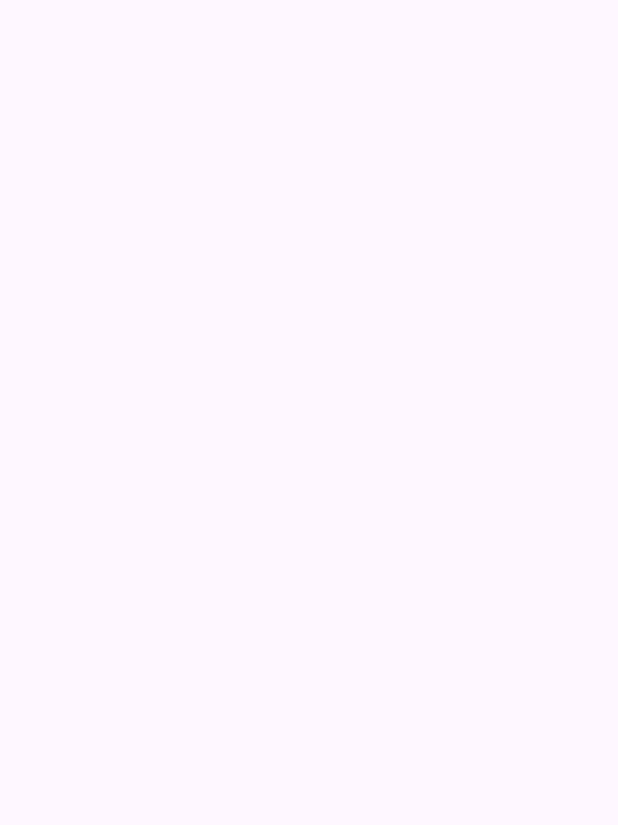
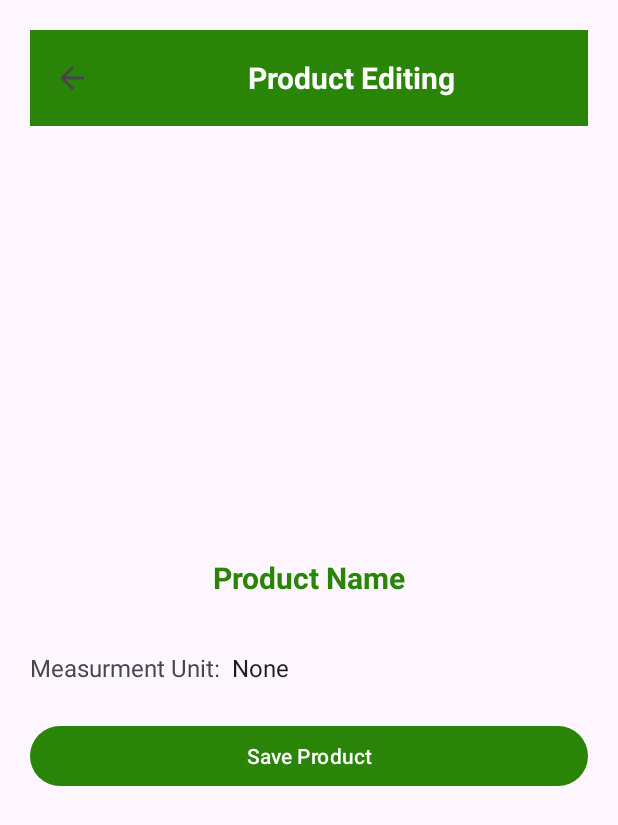
Before and after one commit to tharun13976/StockManagement, an Android app: the ProductEdit screen opened directly, with no data from a screen before it, on a phone screen of 412 x 824 dp. Before the commit the part shown is empty. Shown: the top 825 px of the screen. Run offline under Robolectric (Android 15) with nearby library versions, the phone set to English and light mode, and no system bars; our stand-ins replace Room's generated code.

Commit message:
Second step

```diff
--- a/app/src/main/AndroidManifest.xml
+++ b/app/src/main/AndroidManifest.xml
@@ -12,6 +12,9 @@
         android:supportsRtl="true"
         android:theme="@style/Theme.StockManagement"
         tools:targetApi="31">
+        <activity
+            android:name=".products.ProductView"
+            android:exported="false" />
         <activity
             android:name=".products.ProductEdit"
             android:exported="false" />
--- a/app/src/main/java/com/example/stockmanagement/ManagementDao.kt
+++ b/app/src/main/java/com/example/stockmanagement/ManagementDao.kt
@@ -64,6 +64,10 @@ interface ManagementDao {
     @Query("SELECT productname FROM Product")
     suspend fun getProductNames():List<String>
 
+    // Get product of given ID
+    @Query("SELECT * FROM Product WHERE pid = :id")
+    suspend fun getProductById(id: Int): Product?
+
     // Purchase-related
     // Get all purchases with their sales
     @Transaction
--- a/app/src/main/java/com/example/stockmanagement/customers/CustomerEdit.kt
+++ b/app/src/main/java/com/example/stockmanagement/customers/CustomerEdit.kt
@@ -5,7 +5,6 @@ import android.util.Log
 import android.view.MenuItem
 import android.widget.Button
 import android.widget.EditText
-import android.widget.TextView
 import android.widget.Toast
 import androidx.activity.enableEdgeToEdge
 import androidx.appcompat.app.AppCompatActivity
@@ -18,10 +17,6 @@ import com.example.stockmanagement.ManagementDatabase
 import com.example.stockmanagement.R
 import com.example.stockmanagement.entites.Customer
 import kotlinx.coroutines.launch
-import java.text.NumberFormat
-import java.text.SimpleDateFormat
-import java.util.Date
-import java.util.Locale
 
 class CustomerEdit : AppCompatActivity() {
     private var customer: Customer? = null
--- a/app/src/main/java/com/example/stockmanagement/customers/CustomerView.kt
+++ b/app/src/main/java/com/example/stockmanagement/customers/CustomerView.kt
@@ -1,6 +1,5 @@
 package com.example.stockmanagement.customers
 
-import android.annotation.SuppressLint
 import android.content.Intent
 import android.os.Bundle
 import android.view.MenuItem
@@ -41,7 +40,7 @@ class CustomerView : AppCompatActivity() {
         val customerId = intent.getIntExtra("CUSTOMER_ID", -1)
 
         lifecycleScope.launch {
-            customer = dao.getCustomerById(id = customerId)
+            customer = dao.getCustomerById(customerId)
             val balance= NumberFormat.getNumberInstance(Locale("en", "IN")).format(customer?.amountbalance)
             customer?.let {
                 findViewById<TextView>(R.id.TV_CustomerID).text = it.cid.toString()
--- a/app/src/main/java/com/example/stockmanagement/entites/Product.kt
+++ b/app/src/main/java/com/example/stockmanagement/entites/Product.kt
@@ -9,7 +9,7 @@ data class Product(
     @PrimaryKey(autoGenerate = true)
     val pid:Int?=null,
     var productname:String,
-    val mesurment:String,
+    var measurement:String,
     val productcreateddate:Date,
     var LatestpriceofoneUnit:Int,
     var currentstockcount:Int
--- a/app/src/main/java/com/example/stockmanagement/products/ProductCreate.kt
+++ b/app/src/main/java/com/example/stockmanagement/products/ProductCreate.kt
@@ -86,7 +86,7 @@ class ProductCreate : AppCompatActivity() {
                 val product = Product(
                     pid = null,
                     productname = name.text.toString(),
-                    mesurment = measurementtype.selectedItem.toString(),
+                    measurement = measurementtype.selectedItem.toString(),
                     productcreateddate = Date(dateFormat.parse(startdate.text.toString())!!.time),
                     LatestpriceofoneUnit = 0,
                     currentstockcount = 0
--- a/app/src/main/java/com/example/stockmanagement/products/ProductEdit.kt
+++ b/app/src/main/java/com/example/stockmanagement/products/ProductEdit.kt
@@ -1,13 +1,28 @@
 package com.example.stockmanagement.products
 
 import android.os.Bundle
+import android.util.Log
+import android.view.MenuItem
+import android.view.View
+import android.widget.AdapterView
+import android.widget.ArrayAdapter
+import android.widget.Button
+import android.widget.Spinner
+import android.widget.Toast
 import androidx.activity.enableEdgeToEdge
 import androidx.appcompat.app.AppCompatActivity
+import androidx.appcompat.widget.Toolbar
 import androidx.core.view.ViewCompat
 import androidx.core.view.WindowInsetsCompat
+import androidx.lifecycle.lifecycleScope
+import com.example.stockmanagement.ManagementDatabase
 import com.example.stockmanagement.R
+import com.example.stockmanagement.entites.Product
+import kotlinx.coroutines.launch
+
 
 class ProductEdit : AppCompatActivity() {
+    private var product: Product? = null
     override fun onCreate(savedInstanceState: Bundle?) {
         super.onCreate(savedInstanceState)
         enableEdgeToEdge()
@@ -17,5 +32,74 @@ class ProductEdit : AppCompatActivity() {
             v.setPadding(systemBars.left, systemBars.top, systemBars.right, systemBars.bottom)
             insets
         }
+        val toolbar = findViewById<Toolbar>(R.id.toolbar)
+        setSupportActionBar(toolbar)
+        supportActionBar?.setDisplayHomeAsUpEnabled(true)
+
+        val dao = ManagementDatabase.Companion.getInstance(this).managementDao
+        val productId = intent.getIntExtra("PRODUCT_ID", -1)
+
+        var measurementtype=findViewById<Spinner>(R.id.Spi_ProductMeasurement)
+        lifecycleScope.launch {
+            product = dao.getProductById(id = productId)
+            product?.let { product ->
+                val measurementValue = product.measurement
+
+                val adapter = measurementtype.adapter
+                for (i in 0 until adapter.count) {
+                    if (adapter.getItem(i).toString().equals(measurementValue, ignoreCase = true)) {
+                        measurementtype.setSelection(i)
+                        break
+                    }
+                }
+            } ?: run {
+                Toast.makeText(this@ProductEdit, "Product Not Found", Toast.LENGTH_LONG).show()
+            }
+        }
+
+        val measurementunits = listOf("None","Kg", "Liter", "Bag")
+        val adapter = ArrayAdapter(this,android.R.layout.simple_spinner_item, measurementunits)
+        adapter.setDropDownViewResource(android.R.layout.simple_spinner_dropdown_item)
+        measurementtype.adapter = adapter
+
+        measurementtype.onItemSelectedListener = object : AdapterView.OnItemSelectedListener {
+            override fun onItemSelected(
+                parent: AdapterView<*>,
+                p1: View,
+                position: Int,
+                id: Long
+            ) {
+                val selectedItem = parent.getItemAtPosition(position).toString()
+                Toast.makeText(this@ProductEdit, "Selected: $selectedItem", Toast.LENGTH_SHORT)
+                    .show()
+            }
+
+            override fun onNothingSelected(p0: AdapterView<*>?) {
+                Toast.makeText(this@ProductEdit, "Selected", Toast.LENGTH_SHORT).show()
+            }
+        }
+
+        findViewById<Button>(R.id.Btn_SaveProduct).setOnClickListener {
+            lifecycleScope.launch {
+                product?.let {
+                    it.measurement = measurementtype.selectedItem.toString()
+
+                    dao.updateProduct(it)
+                    Log.d("UPDATE", "Product Updated: $it")
+                    Toast.makeText(this@ProductEdit, "Product is Updated", Toast.LENGTH_LONG).show()
+                    finish()
+                } ?: run {
+                    Toast.makeText(this@ProductEdit, "Product not found", Toast.LENGTH_LONG).show()
+                }
+            }
+        }
+    }
+    override fun onOptionsItemSelected(item: MenuItem): Boolean {
+        return if (item.itemId == android.R.id.home) {
+            finish()
+            true
+        } else {
+            super.onOptionsItemSelected(item)
+        }
     }
 }
--- a/app/src/main/res/layout/activity_product_edit.xml
+++ b/app/src/main/res/layout/activity_product_edit.xml
@@ -1,10 +1,68 @@
 <?xml version="1.0" encoding="utf-8"?>
-<androidx.constraintlayout.widget.ConstraintLayout xmlns:android="http://schemas.android.com/apk/res/android"
-    xmlns:app="http://schemas.android.com/apk/res-auto"
-    xmlns:tools="http://schemas.android.com/tools"
-    android:id="@+id/main"
+<LinearLayout
+xmlns:android="http://schemas.android.com/apk/res/android"
+xmlns:app="http://schemas.android.com/apk/res-auto"
+xmlns:tools="http://schemas.android.com/tools"
+android:id="@+id/main"
+android:layout_width="match_parent"
+android:layout_height="match_parent"
+android:orientation="vertical"
+android:layout_margin="20dp"
+tools:context=".products.ProductEdit">
+
+<androidx.appcompat.widget.Toolbar
+    android:id="@+id/toolbar"
+    android:layout_width="match_parent"
+    android:layout_height="?attr/actionBarSize"
+    android:background="?attr/colorPrimary"
+    android:elevation="4dp">
+    <TextView
+        android:id="@+id/toolbar_title"
+        android:layout_width="match_parent"
+        android:layout_height="match_parent"
+        android:gravity="center"
+        android:text="Product Editing"
+        android:textColor="@android:color/white"
+        android:textSize="20sp"
+        android:textStyle="bold" />
+</androidx.appcompat.widget.Toolbar>
+<LinearLayout
     android:layout_width="match_parent"
     android:layout_height="match_parent"
-    tools:context=".products.ProductEdit">
+    android:orientation="vertical"
+    android:gravity="center">
+    <TableLayout
+        android:layout_height="wrap_content"
+        android:layout_width="match_parent"
+        android:gravity="center" >
+            <TextView
+                android:id="@+id/TV_ProductName"
+                android:layout_width="295dp"
+                android:layout_height="50sp"
+                android:text="Product Name"
+                android:layout_marginBottom="10dp"
+                android:gravity="center"
+                android:textStyle="bold"
+                android:textSize="20dp"
+                android:textColor="@color/green"/>
 
-</androidx.constraintlayout.widget.ConstraintLayout>
+        <TableRow>
+            <TextView
+                android:text="Measurment Unit:"
+                android:textSize="16sp"
+                android:gravity="end"/>
+            <Spinner
+                android:id="@+id/Spi_ProductMeasurement"
+                android:layout_width="295dp"
+                android:layout_height="50sp"
+                android:hint="Enter Contact Number"
+                android:layout_marginBottom="10dp"/>
+        </TableRow>
+
+        <Button
+            android:id="@+id/Btn_SaveProduct"
+            android:layout_width="wrap_content"
+            android:text="Save Product"/>
+    </TableLayout>
+</LinearLayout>
+</LinearLayout>
```
Also changed, not shown: app/src/main/java/com/example/stockmanagement/products/ProductList.kt (+4 -4 lines), app/src/main/java/com/example/stockmanagement/products/ProductView.kt (added, +84 -0 lines), app/src/main/res/layout/activity_product_view.xml (added, +130 -0 lines).
